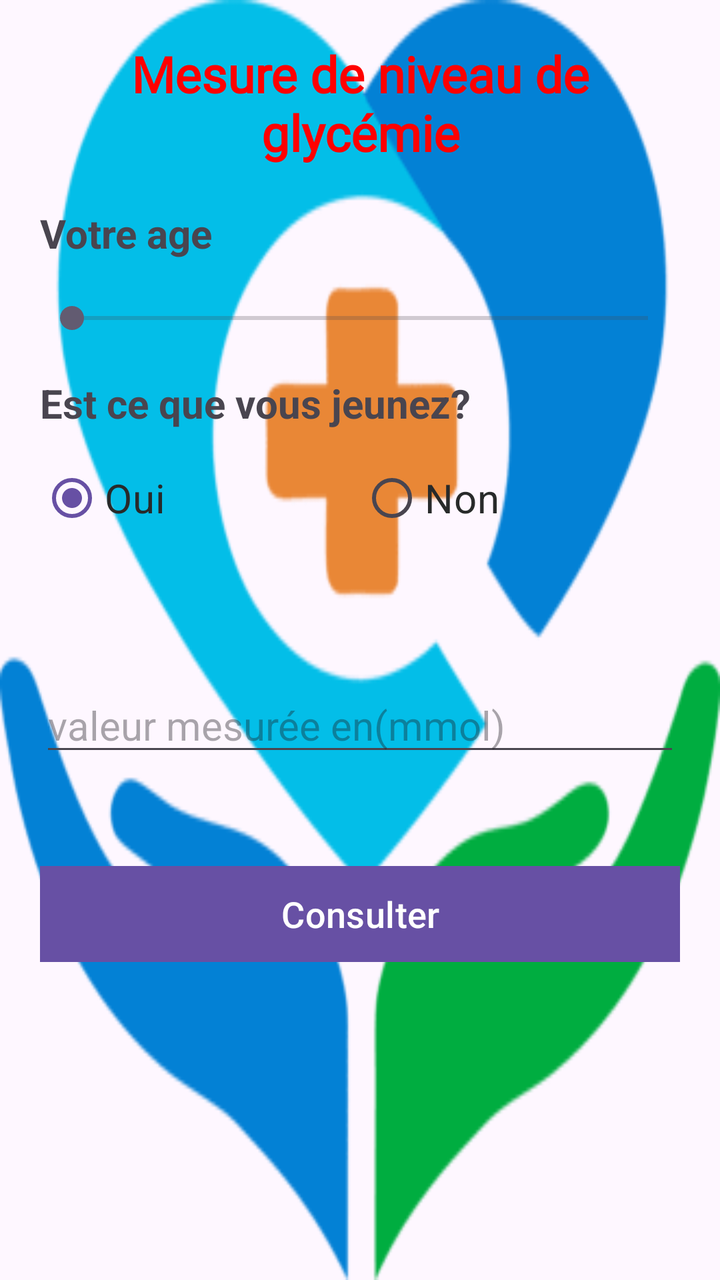
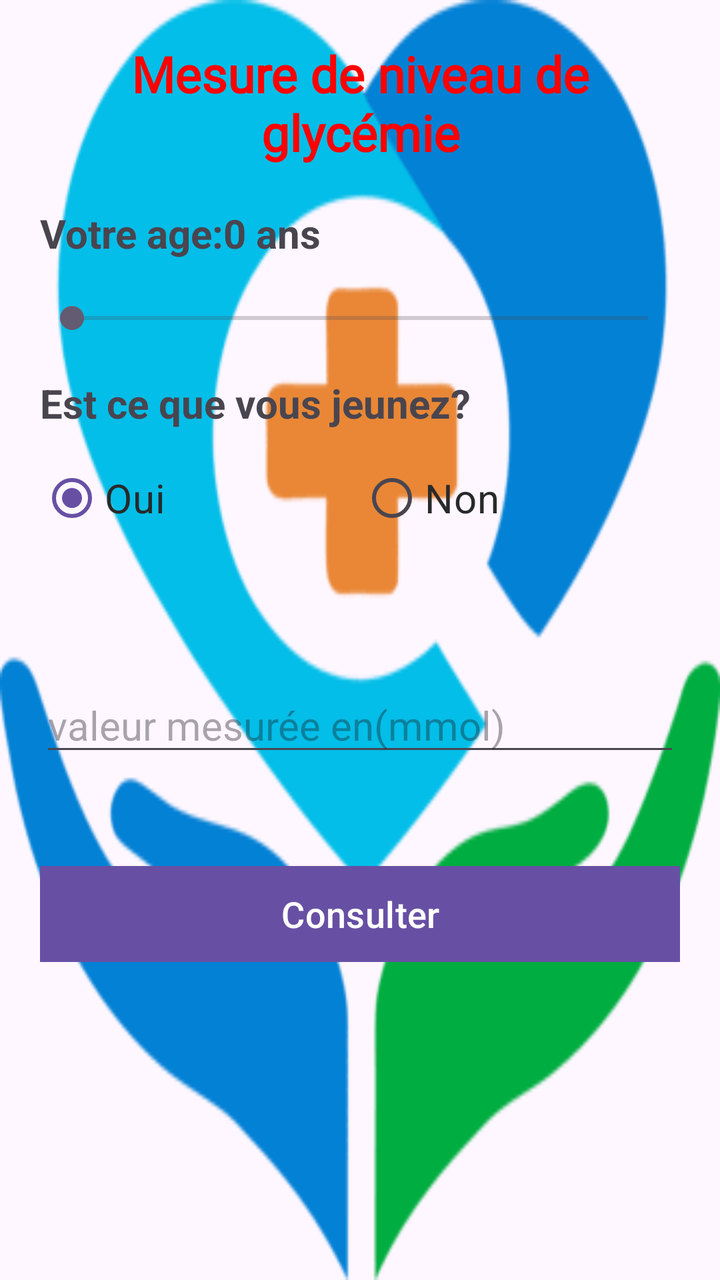

Compare the two renders of this Android layout. The source of the first and the diff that turns it into the second are given below.
<!-- AndroidManifest.xml: application theme Theme.Salima_Lsi3_MesurerNiveauGlycemie -->
<!-- res/layout/activity_main.xml -->
<?xml version="1.0" encoding="utf-8"?>
<LinearLayout xmlns:android="http://schemas.android.com/apk/res/android"
    xmlns:app="http://schemas.android.com/apk/res-auto"
    xmlns:tools="http://schemas.android.com/tools"
    android:id="@+id/main"
    android:layout_width="match_parent"
    android:layout_height="match_parent"
    android:background="@drawable/img"
    android:orientation="vertical"
    android:padding="20dp"
    tools:context=".MainActivity">

    <TextView
        android:layout_width="match_parent"
        android:layout_height="wrap_content"
        android:fontFamily="@font/playfair_display"
        android:gravity="center"
        android:text="Mesure de niveau de glycémie"
        android:textColor="@color/red"
        android:textSize="25sp"
        android:textStyle="bold" />

    <TextView
        android:id="@+id/textView"
        android:layout_width="match_parent"
        android:layout_height="wrap_content"
        android:layout_marginTop="20dp"
        android:ems="10"
        android:text="Votre age"
        android:textSize="20dp"
        android:textStyle="bold" />

    <SeekBar
        android:id="@+id/sbAge"
        android:layout_width="match_parent"
        android:layout_height="wrap_content"
        android:layout_marginTop="20dp"
        android:max="120" />

    <TextView
        android:id="@+id/textView2"
        android:layout_width="match_parent"
        android:layout_height="wrap_content"
        android:layout_marginTop="20dp"
        android:ems="10"
        android:text="Est ce que vous jeunez?"
        android:textSize="20dp"
        android:textStyle="bold" />

    <RadioGroup
        android:layout_width="match_parent"
        android:layout_height="94dp"
        android:orientation="horizontal"
        android:layout_marginTop="10dp">

        <RadioButton
            android:id="@+id/rbtoui"
            android:layout_width="0dp"
            android:layout_height="48dp"
            android:layout_weight="1"
            android:checked="true"
            android:textColor="@color/black2"
            android:textSize="20sp"
            android:text="Oui" />
        <RadioButton
            android:id="@+id/rbtnon"
            android:layout_width="0dp"
            android:layout_height="48dp"
            android:layout_weight="1"
            android:checked="false"
            android:textColor="@color/black2"
            android:textSize="20sp"
            android:text="Non" />

    </RadioGroup>

    <EditText
        android:id="@+id/editTextText"
        android:layout_width="match_parent"
        android:layout_height="wrap_content"
        android:hint="valeur mesurée en(mmol)"
        android:layout_marginTop="20dp"
        android:inputType="number"
        android:textSize="20sp"
         />

    <Button
        android:id="@+id/btnConsulter"
        android:layout_width="match_parent"
        android:layout_height="wrap_content"
        android:layout_marginTop="50dp"
        android:text="Consulter"
        android:onClick="calculer"
        android:textColor="@color/white"
        android:background="@color/red"
        android:textSize="18sp"/>

    <TextView
        android:id="@+id/msg"
        android:layout_width="match_parent"
        android:layout_height="wrap_content"
        android:text=""
        android:layout_marginTop="20dp"
        android:layout_gravity="center"
        android:gravity="center"
        android:textSize="25sp"
        />

</LinearLayout>
<!-- resources referenced by this layout -->
<resources>
  <color name="black2">#282A2A</color>
  <color name="red">#FF0000</color>
  <color name="white">#FFFFFFFF</color>
  <!-- drawable img: png bitmap (drawable, 11224 bytes) -->
  <style name="Theme.Salima_Lsi3_MesurerNiveauGlycemie" parent="Base.Theme.Salima_Lsi3_MesurerNiveauGlycemie" />
  <style name="Base.Theme.Salima_Lsi3_MesurerNiveauGlycemie" parent="Theme.Material3.DayNight.NoActionBar">
          
          
      </style>
</resources>

<!-- the commit's change to res/layout/activity_main.xml (unified diff, before → after) -->
@@ -21,12 +21,12 @@
         android:textStyle="bold" />
 
     <TextView
-        android:id="@+id/textView"
+        android:id="@+id/textAge"
         android:layout_width="match_parent"
         android:layout_height="wrap_content"
         android:layout_marginTop="20dp"
         android:ems="10"
-        android:text="Votre age"
+        android:text="Votre age:0 ans"
         android:textSize="20dp"
         android:textStyle="bold" />
 
@@ -54,7 +54,7 @@
         android:layout_marginTop="10dp">
 
         <RadioButton
-            android:id="@+id/rbtoui"
+            android:id="@+id/rboui"
             android:layout_width="0dp"
             android:layout_height="48dp"
             android:layout_weight="1"
@@ -63,7 +63,7 @@
             android:textSize="20sp"
             android:text="Oui" />
         <RadioButton
-            android:id="@+id/rbtnon"
+            android:id="@+id/rbnon"
             android:layout_width="0dp"
             android:layout_height="48dp"
             android:layout_weight="1"
@@ -75,7 +75,7 @@
     </RadioGroup>
 
     <EditText
-        android:id="@+id/editTextText"
+        android:id="@+id/etValeur"
         android:layout_width="match_parent"
         android:layout_height="wrap_content"
         android:hint="valeur mesurée en(mmol)"
